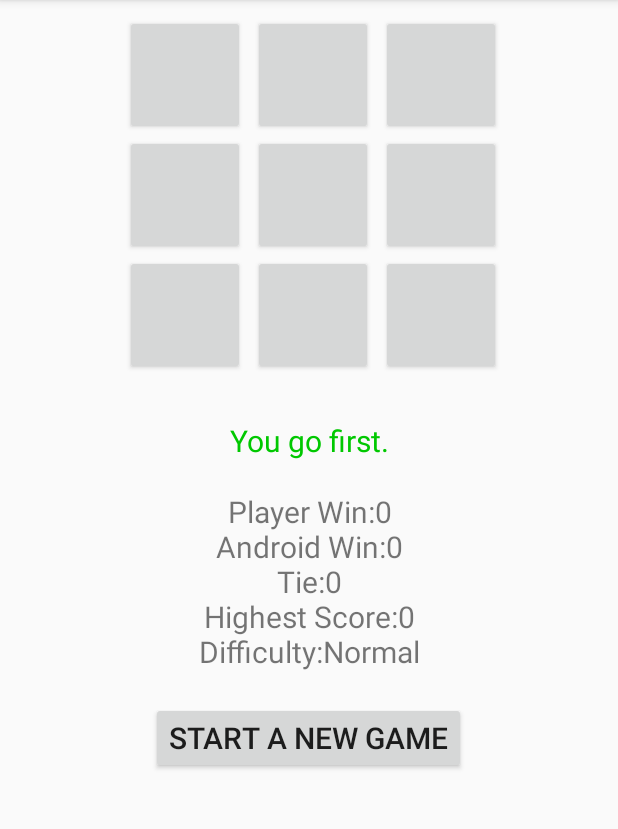
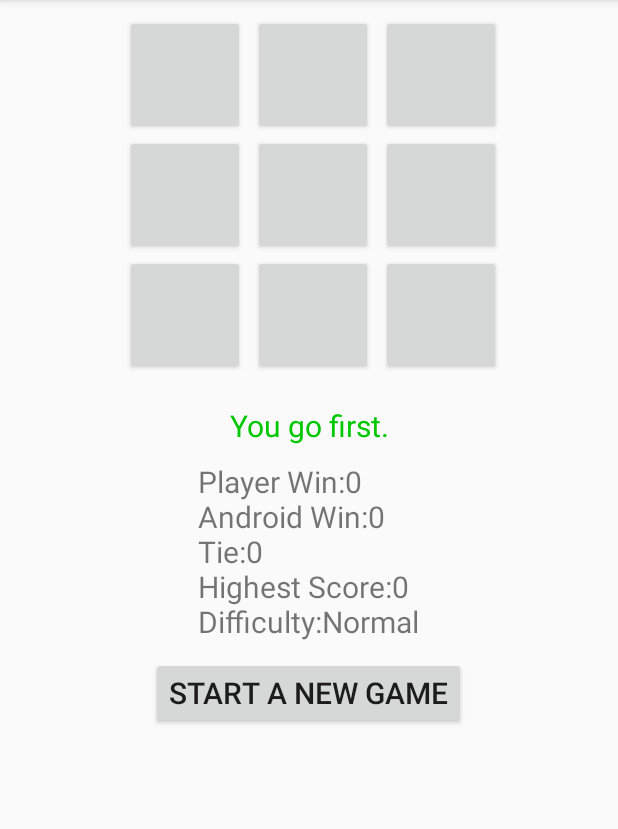
Before and after one commit to git-malu/TicTacToe, an Android app: the screen it shows after launch (MainActivity), on a phone screen of 412 x 824 dp, the part 84-913 px from its top. Run offline under Robolectric (Android 15) with nearby library versions, the light colour scheme and no system bars.

```diff
--- a/app/src/main/res/layout-port/activity_main.xml
+++ b/app/src/main/res/layout-port/activity_main.xml
@@ -98,17 +98,18 @@
             android:id="@+id/information"
             android:layout_width="fill_parent"
             android:layout_height="wrap_content"
-            android:layout_marginTop="20dp"
+            android:layout_marginTop="10dp"
             android:gravity="center_horizontal"
             android:text="info"
             android:textSize="20sp" >
         </TextView>
         <TextView
             android:id="@+id/score"
-            android:layout_width="fill_parent"
+            android:layout_width="wrap_content"
             android:layout_height="wrap_content"
-            android:layout_marginTop="20dp"
-            android:gravity="center_horizontal"
+            android:layout_marginTop="10dp"
+            android:gravity="left"
+            android:layout_gravity="center"
             android:text="score"
             android:textSize="20sp"/>
         <Button
@@ -116,7 +117,7 @@
             android:layout_width="wrap_content"
             android:layout_height="wrap_content"
             android:layout_gravity="center_horizontal"
-            android:layout_marginTop="20dp"
+            android:layout_marginTop="10dp"
             android:text="@string/button_restart"
             android:textSize="20sp"
             android:onClick="newGame" >
```
Also changed, not shown: app/src/main/java/com/example/tictactoe/MainActivity.java (+1 -9 lines), app/src/main/java/com/example/tictactoe/TicTacToeGame.java (+16 -16 lines).
